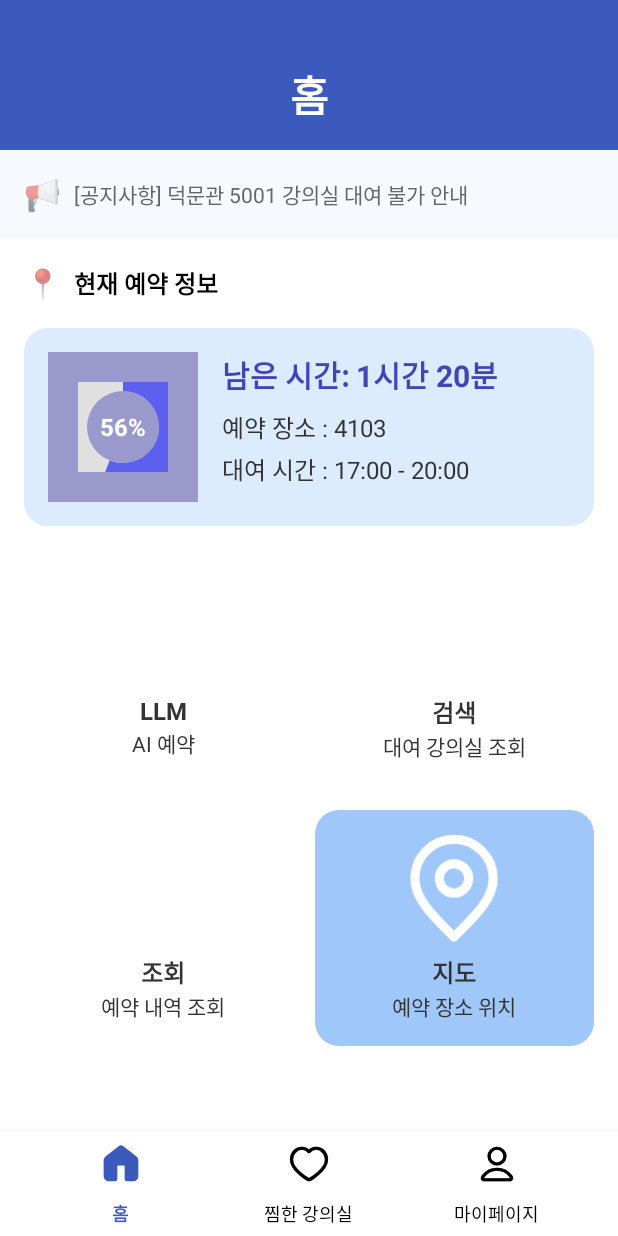
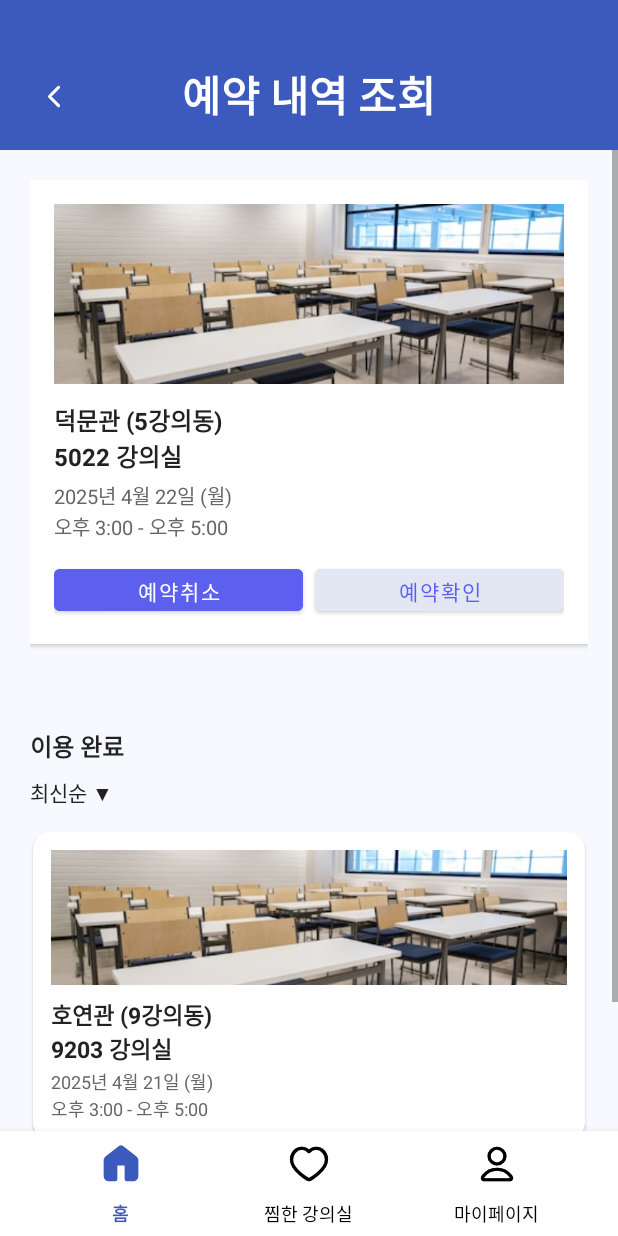
Before and after one commit to Dhuns/2025_Pick_Dream, an Android app: the HomeFragment screen opened directly, with no data from a screen before it, after a tap on "조회", on a phone screen of 412 x 824 dp. Run offline under Robolectric (Android 15) with nearby library versions, the phone set to English and light mode, and no system bars; 1 statement that could not run was skipped; 2 other taps on this screen came first.

Commit message:
예약 내역 조회 1차

```diff
--- a/app/src/main/java/com/example/pick_dream/ui/home/HomeFragment.kt
+++ b/app/src/main/java/com/example/pick_dream/ui/home/HomeFragment.kt
@@ -9,8 +9,10 @@ import android.widget.LinearLayout
 import android.widget.TextView
 import androidx.core.content.ContextCompat
 import androidx.fragment.app.Fragment
+import androidx.navigation.fragment.findNavController
 import com.example.pick_dream.R
 import com.example.pick_dream.databinding.FragmentHomeBinding
+import com.example.pick_dream.ui.home.reservation.ReservationFragment
 
 class HomeFragment : Fragment() {
 
@@ -68,7 +70,10 @@ class HomeFragment : Fragment() {
                 // 검색 기능 실행
             }
             R.id.btn_inquiry -> {
-                // 조회 기능 실행
+                requireActivity().supportFragmentManager.beginTransaction()
+                    .replace(R.id.nav_host_fragment_activity_main, ReservationFragment())
+                    .addToBackStack(null)
+                    .commit()
             }
             R.id.btn_map -> {
                 // 지도 기능 실행
--- /dev/null
+++ b/app/src/main/java/com/example/pick_dream/ui/home/reservation/ReservationFragment.kt
@@ -0,0 +1,135 @@
+package com.example.pick_dream.ui.home.reservation
+
+import android.os.Bundle
+import android.view.LayoutInflater
+import android.view.View
+import android.view.ViewGroup
+import android.widget.Button
+import android.widget.ImageView
+import android.widget.LinearLayout
+import android.widget.TextView
+import android.widget.Toast
+import androidx.fragment.app.Fragment
+import androidx.recyclerview.widget.LinearLayoutManager
+import androidx.recyclerview.widget.RecyclerView
+import com.example.pick_dream.R
+import com.example.pick_dream.databinding.FragmentReservationBinding
+import com.example.pick_dream.databinding.ItemReservationCurrentBinding
+import com.example.pick_dream.databinding.ItemReservationHistoryBinding
+
+class ReservationFragment : Fragment() {
+    private var _binding: FragmentReservationBinding? = null
+    private val binding get() = _binding!!
+
+    // 임시 데이터
+    private val currentReservation = ReservationData(
+        imageRes = R.drawable.sample_room,
+        roomName = "덕문관 (5강의동)\n5022 강의실",
+        date = "2025년 4월 22일 (월)",
+        time = "오후 3:00 - 오후 5:00"
+    )
+    private val historyList = listOf(
+        ReservationData(R.drawable.sample_room, "호연관 (9강의동)\n9203 강의실", "2025년 4월 21일 (월)", "오후 3:00 - 오후 5:00"),
+        ReservationData(R.drawable.sample_room, "덕문관 (5강의동)\n5105 강의실", "2025년 4월 18일 (금)", "오후 3:00 - 오후 5:00"),
+        ReservationData(R.drawable.sample_room, "덕문관 (5강의동)\n5022 강의실", "2025년 4월 17일 (목)", "오후 3:00 - 오후 5:00")
+    )
+
+    override fun onCreateView(
+        inflater: LayoutInflater, container: ViewGroup?, savedInstanceState: Bundle?
+    ): View {
+        _binding = FragmentReservationBinding.inflate(inflater, container, false)
+        return binding.root
+    }
+
+    override fun onViewCreated(view: View, savedInstanceState: Bundle?) {
+        super.onViewCreated(view, savedInstanceState)
+        view.findViewById<ImageButton>(R.id.btnBack)?.setOnClickListener {
+            requireActivity().onBackPressed()
+        }
+        setupCurrentReservationCard()
+        setupHistoryRecyclerView()
+        setupPagination()
+    }
+
+    private fun setupCurrentReservationCard() {
+        // include로 삽입된 현재 예약 카드의 뷰를 찾아 바인딩
+        val parent = binding.root.findViewById<ViewGroup>(android.R.id.content) ?: binding.root
+        val card = parent.findViewById<View>(R.id.imgRoom)?.rootView ?: binding.root
+        // 혹은 ViewBinding 사용 시 binding.root.findViewById로 직접 접근
+        val imgRoom = binding.root.findViewById<ImageView>(R.id.imgRoom)
+        val tvRoomName = binding.root.findViewById<TextView>(R.id.tvRoomName)
+        val tvDate = binding.root.findViewById<TextView>(R.id.tvDate)
+        val tvTime = binding.root.findViewById<TextView>(R.id.tvTime)
+        val btnCancel = binding.root.findViewById<Button>(R.id.btnCancel)
+        val btnConfirm = binding.root.findViewById<Button>(R.id.btnConfirm)
+
+        imgRoom?.setImageResource(currentReservation.imageRes)
+        tvRoomName?.text = currentReservation.roomName
+        tvDate?.text = currentReservation.date
+        tvTime?.text = currentReservation.time
+
+        btnCancel?.setOnClickListener {
+            Toast.makeText(requireContext(), "예약취소 클릭", Toast.LENGTH_SHORT).show()
+        }
+        btnConfirm?.setOnClickListener {
+            Toast.makeText(requireContext(), "예약확인 클릭", Toast.LENGTH_SHORT).show()
+        }
+    }
+
+    private fun setupHistoryRecyclerView() {
+        binding.rvHistory.apply {
+            layoutManager = LinearLayoutManager(requireContext())
+            adapter = HistoryAdapter(historyList)
+        }
+    }
+
+    private fun setupPagination() {
+        val pageCount = 5
+        val layout = binding.layoutPagination
+        layout.removeAllViews()
+        for (i in 1..pageCount) {
+            val tv = TextView(requireContext())
+            tv.text = i.toString()
+            tv.textSize = 16f
+            tv.setPadding(16, 8, 16, 8)
+            tv.setTextColor(if (i == 1) 0xFF222222.toInt() else 0xFFB0B0B0.toInt())
+            layout.addView(tv)
+        }
+    }
+
+    override fun onDestroyView() {
+        super.onDestroyView()
+        _binding = null
+    }
+}
+
+data class ReservationData(
+    val imageRes: Int,
+    val roomName: String,
+    val date: String,
+    val time: String
+)
+
+class HistoryAdapter(private val items: List<ReservationData>) :
+    RecyclerView.Adapter<HistoryAdapter.HistoryViewHolder>() {
+
+    inner class HistoryViewHolder(val binding: ItemReservationHistoryBinding) :
+        RecyclerView.ViewHolder(binding.root)
+
+    override fun onCreateViewHolder(parent: ViewGroup, viewType: Int): HistoryViewHolder {
+        val binding = ItemReservationHistoryBinding.inflate(
+            LayoutInflater.from(parent.context), parent, false
+        )
+        return HistoryViewHolder(binding)
+    }
+
+    override fun onBindViewHolder(holder: HistoryViewHolder, position: Int) {
+        val item = items[position]
+        holder.binding.imgRoom.setImageResource(item.imageRes)
+        holder.binding.tvRoomName.text = item.roomName
+        holder.binding.tvDate.text = item.date
+        holder.binding.tvTime.text = item.time
+    }
+
+    override fun getItemCount() = items.size
+}
--- /dev/null
+++ b/app/src/main/res/drawable/bg_image_rounded.xml
@@ -0,0 +1,5 @@
+<?xml version="1.0" encoding="utf-8"?>
+<shape xmlns:android="http://schemas.android.com/apk/res/android" android:shape="rectangle">
+    <solid android:color="@android:color/white"/>
+    <corners android:radius="12dp"/>
+</shape>
--- /dev/null
+++ b/app/src/main/res/drawable/ic_arrow_back.xml
@@ -0,0 +1,13 @@
+<vector xmlns:android="http://schemas.android.com/apk/res/android"
+    android:width="8dp"
+    android:height="15dp"
+    android:viewportWidth="8"
+    android:viewportHeight="15">
+  <path
+      android:pathData="M7,13.5L1,7.5L7,1.5"
+      android:strokeLineJoin="round"
+      android:strokeWidth="2"
+      android:fillColor="#00000000"
+      android:strokeColor="#ffffff"
+      android:strokeLineCap="round"/>
+</vector>
--- /dev/null
+++ b/app/src/main/res/layout/fragment_reservation.xml
@@ -0,0 +1,99 @@
+<?xml version="1.0" encoding="utf-8"?>
+<LinearLayout xmlns:android="http://schemas.android.com/apk/res/android"
+    xmlns:app="http://schemas.android.com/apk/res-auto"
+    android:layout_width="match_parent"
+    android:layout_height="match_parent"
+    android:orientation="vertical"
+    android:background="#F8F9FE">
+
+    <!-- 상단 타이틀 영역 -->
+    <RelativeLayout
+        android:layout_width="match_parent"
+        android:layout_height="100dp"
+        android:paddingHorizontal="16dp"
+        android:background="#3C5ABD"
+        android:paddingTop="8dp">
+
+        <!-- 뒤로가기 버튼 -->
+        <ImageButton
+            android:id="@+id/btnBack"
+            android:layout_width="40dp"
+            android:layout_height="40dp"
+            android:layout_alignParentStart="true"
+            android:layout_alignParentLeft="true"
+            android:layout_alignParentTop="true"
+            android:layout_marginStart="0dp"
+            android:layout_marginTop="36dp"
+            android:background="@android:color/transparent"
+            android:src="@drawable/ic_arrow_back"
+            android:contentDescription="뒤로가기" />
+
+        <TextView
+            android:layout_width="match_parent"
+            android:layout_height="match_parent"
+            android:gravity="center"
+            android:layout_marginTop="18dp"
+            android:text="예약 내역 조회"
+            android:textSize="28sp"
+            android:textColor="@android:color/white"
+            android:textStyle="bold" />
+    </RelativeLayout>
+
+    <ScrollView
+        android:layout_width="match_parent"
+        android:layout_height="0dp"
+        android:layout_weight="1"
+        android:background="#F8F9FE">
+
+        <LinearLayout
+            android:layout_width="match_parent"
+            android:layout_height="wrap_content"
+            android:orientation="vertical"
+            android:padding="20dp">
+
+            <!-- 현재 예약 정보 카드 -->
+            <include layout="@layout/item_reservation_current" />
+
+            <!-- 이용 완료 타이틀 -->
+            <TextView
+                android:id="@+id/tvHistoryTitle"
+                android:layout_width="wrap_content"
+                android:layout_height="wrap_content"
+                android:text="이용 완료"
+                android:textColor="#222222"
+                android:textSize="16sp"
+                android:textStyle="bold"
+                android:layout_marginTop="32dp"
+                android:layout_marginBottom="8dp" />
+
+            <!-- 최신순 드롭다운(임시 텍스트) -->
+            <TextView
+                android:id="@+id/tvSort"
+                android:layout_width="wrap_content"
+                android:layout_height="wrap_content"
+                android:text="최신순 ▼"
+                android:textColor="#222222"
+                android:textSize="14sp"
+                android:layout_marginBottom="12dp" />
+
+            <!-- 이용 완료 리스트 -->
+            <androidx.recyclerview.widget.RecyclerView
+                android:id="@+id/rvHistory"
+                android:layout_width="match_parent"
+                android:layout_height="wrap_content"
+                android:overScrollMode="never"
+                android:layout_marginBottom="16dp" />
+
+            <!-- 페이지네이션(임시) -->
+            <LinearLayout
+                android:id="@+id/layoutPagination"
+                android:layout_width="match_parent"
+                android:layout_height="wrap_content"
+                android:orientation="horizontal"
+                android:gravity="center"
+                android:layout_marginTop="8dp">
+                <!-- 페이지 번호는 동적으로 추가 -->
+            </LinearLayout>
+        </LinearLayout>
+    </ScrollView>
+</LinearLayout>
--- /dev/null
+++ b/app/src/main/res/layout/item_reservation_current.xml
@@ -0,0 +1,78 @@
+<?xml version="1.0" encoding="utf-8"?>
+<LinearLayout xmlns:android="http://schemas.android.com/apk/res/android"
+    android:layout_width="match_parent"
+    android:layout_height="wrap_content"
+    android:orientation="vertical"
+    android:background="@android:color/white"
+    android:padding="16dp"
+    android:layout_marginBottom="24dp"
+    android:elevation="2dp"
+    android:clipToOutline="true"
+    android:backgroundTint="#FFFFFF"
+    android:layout_gravity="center">
+
+    <!-- 강의실 이미지 -->
+    <ImageView
+        android:id="@+id/imgRoom"
+        android:layout_width="match_parent"
+        android:layout_height="120dp"
+        android:scaleType="centerCrop"
+        android:src="@drawable/sample_room"
+        android:background="@drawable/bg_image_rounded"
+        android:layout_marginBottom="12dp"/>
+
+    <!-- 강의실명, 정보 -->
+    <TextView
+        android:id="@+id/tvRoomName"
+        android:layout_width="wrap_content"
+        android:layout_height="wrap_content"
+        android:text="덕문관 (5강의동)\n5022 강의실"
+        android:textColor="#222222"
+        android:textSize="16sp"
+        android:textStyle="bold"
+        android:layout_marginBottom="4dp"/>
+
+    <TextView
+        android:id="@+id/tvDate"
+        android:layout_width="wrap_content"
+        android:layout_height="wrap_content"
+        android:text="2025년 4월 22일 (월)"
+        android:textColor="#666666"
+        android:textSize="13sp"/>
+
+    <TextView
+        android:id="@+id/tvTime"
+        android:layout_width="wrap_content"
+        android:layout_height="wrap_content"
+        android:text="오후 3:00 - 오후 5:00"
+        android:textColor="#666666"
+        android:textSize="13sp"
+        android:layout_marginBottom="12dp"/>
+
+    <!-- 버튼 영역 -->
+    <LinearLayout
+        android:layout_width="match_parent"
+        android:layout_height="wrap_content"
+        android:orientation="horizontal"
+        android:gravity="center">
+
+        <Button
+            android:id="@+id/btnCancel"
+            android:layout_width="0dp"
+            android:layout_height="40dp"
+            android:layout_weight="1"
+            android:text="예약취소"
+            android:backgroundTint="#5D5FEF"
+            android:textColor="@android:color/white"
+            android:layout_marginEnd="8dp"/>
+
+        <Button
+            android:id="@+id/btnConfirm"
+            android:layout_width="0dp"
+            android:layout_height="40dp"
+            android:layout_weight="1"
+            android:text="예약확인"
+            android:backgroundTint="#E3E6F3"
+            android:textColor="#5D5FEF"/>
+    </LinearLayout>
+</LinearLayout>
--- /dev/null
+++ b/app/src/main/res/layout/item_reservation_history.xml
@@ -0,0 +1,50 @@
+<?xml version="1.0" encoding="utf-8"?>
+<LinearLayout xmlns:android="http://schemas.android.com/apk/res/android"
+    android:layout_width="match_parent"
+    android:layout_height="wrap_content"
+    android:orientation="vertical"
+    android:background="@drawable/bg_image_rounded"
+    android:padding="12dp"
+    android:layout_marginBottom="16dp"
+    android:elevation="1dp"
+    android:backgroundTint="#FFFFFF"
+    android:layout_gravity="center"
+    android:layout_marginTop="4dp"
+    android:layout_marginLeft="2dp"
+    android:layout_marginRight="2dp">
+
+    <ImageView
+        android:id="@+id/imgRoom"
+        android:layout_width="match_parent"
+        android:layout_height="90dp"
+        android:scaleType="centerCrop"
+        android:src="@drawable/sample_room"
+        android:background="@drawable/bg_image_rounded"
+        android:layout_marginBottom="8dp"/>
+
+    <TextView
+        android:id="@+id/tvRoomName"
+        android:layout_width="wrap_content"
+        android:layout_height="wrap_content"
+        android:text="호연관 (9강의동)\n9203 강의실"
+        android:textColor="#222222"
+        android:textSize="15sp"
+        android:textStyle="bold"
+        android:layout_marginBottom="2dp"/>
+
+    <TextView
+        android:id="@+id/tvDate"
+        android:layout_width="wrap_content"
+        android:layout_height="wrap_content"
+        android:text="2025년 4월 21일 (월)"
+        android:textColor="#666666"
+        android:textSize="12sp"/>
+
+    <TextView
+        android:id="@+id/tvTime"
+        android:layout_width="wrap_content"
+        android:layout_height="wrap_content"
+        android:text="오후 3:00 - 오후 5:00"
+        android:textColor="#666666"
+        android:textSize="12sp"/>
+</LinearLayout>
--- a/app/src/main/res/navigation/mobile_navigation.xml
+++ b/app/src/main/res/navigation/mobile_navigation.xml
@@ -22,4 +22,5 @@
         android:name="com.example.pick_dream.ui.mypage.mypageFragment"
         android:label="@string/title_notifications"
         tools:layout="@layout/fragment_mypage" />
+
 </navigation>
```
